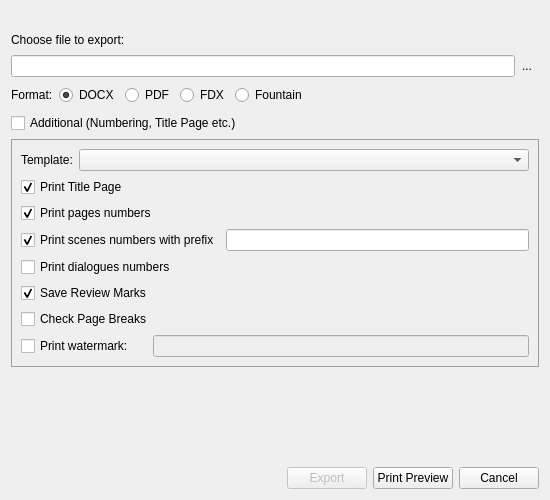
This is src/bin/scenarist-desktop/UserInterfaceLayer/Export/ExportDialog.ui in dimkanovikov/KITScenarist as Qt 5 draws it before an edit. The edited form follows.
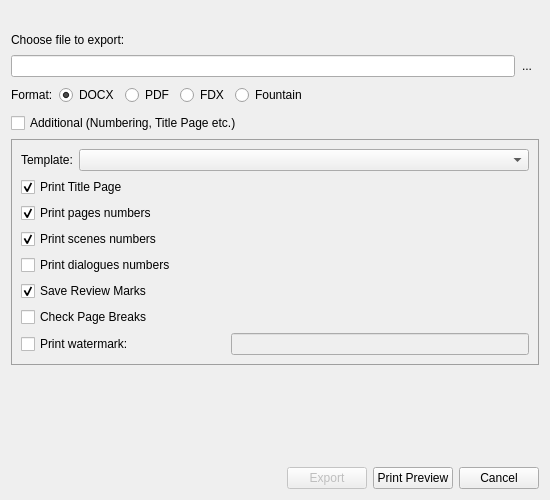
This is the edited form. Icons and pictures are not drawn. Custom widgets are drawn as their Qt base class.

Commit message:
Fixed bug with exporting with scene number prefix #662
+ move scenes number prefix to separate script parameter

Patch:
```diff
--- a/src/bin/scenarist-desktop/UserInterfaceLayer/Export/ExportDialog.ui
+++ b/src/bin/scenarist-desktop/UserInterfaceLayer/Export/ExportDialog.ui
@@ -474,7 +474,7 @@
           <item row="3" column="0" colspan="3">
            <widget class="QCheckBox" name="scenesNumbering">
             <property name="text">
-             <string>Print scenes numbers with prefix</string>
+             <string>Print scenes numbers</string>
             </property>
             <property name="checked">
              <bool>true</bool>
@@ -525,13 +525,6 @@
             </property>
            </widget>
           </item>
-          <item row="3" column="3">
-           <widget class="QLineEdit" name="scenesPrefix">
-            <property name="text">
-             <string/>
-            </property>
-           </widget>
-          </item>
           <item row="7" column="2" colspan="2">
            <widget class="QLineEdit" name="watermark">
             <property name="enabled">
```
The commit also changes 7 other files.
